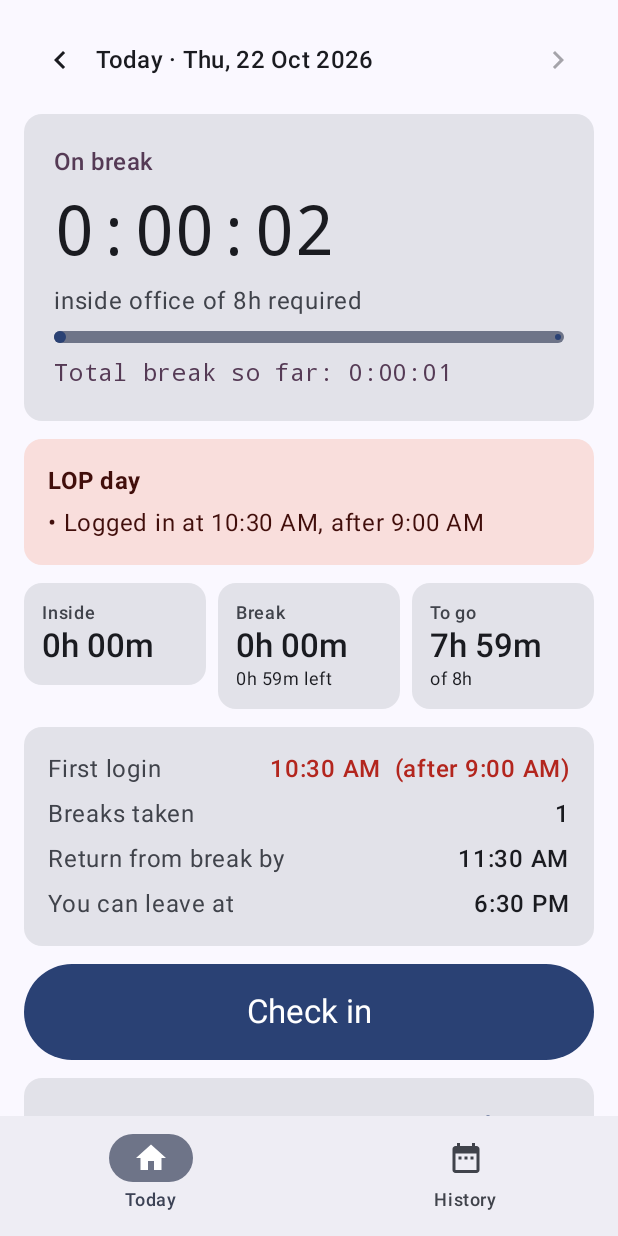
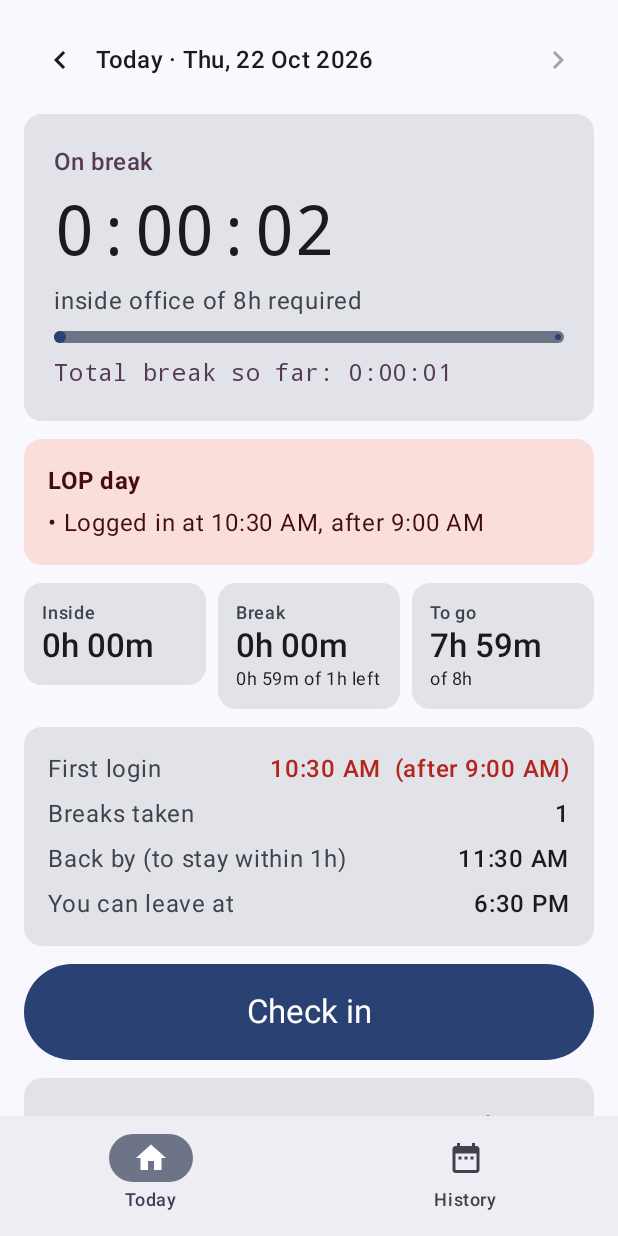
Before and after one commit to gkgsiva/tracker, an Android app built with Jetpack Compose: the screen it shows after launch (MainActivity), after a tap on "Check out", on a phone screen of 412 x 824 dp. Run offline under Robolectric (Android 15) with nearby library versions, the phone set to English and light mode, and no system bars; our stand-ins replace Room's generated code; 3 other taps on this screen came first.

Commit message:
Treat a break over 1 hour as informational, not a violation
Co-Authored-By: Claude Opus 5.5 (1M context) <noreply@anthropic.com>
Claude-Session: https://claude.ai/code/session_01Lp136no5xCLgL2Nuw7NZEz

```diff
--- a/app/src/main/java/com/gkgsiva/tracker/domain/DayCalculator.kt
+++ b/app/src/main/java/com/gkgsiva/tracker/domain/DayCalculator.kt
@@ -21,7 +21,7 @@ data class DaySummary(
     val breaks: Duration,
     val breakCount: Int,
     val remaining: Duration,
-    /** Break time still available; negative when the allowance is exceeded. */
+    /** Break time left in the 1h guideline; negative when over. A longer break isn't LOP by itself. */
     val breakLeft: Duration,
     /** Earliest time you can leave and satisfy both the 8h and 5 PM rules (live days only). */
     val expectedLeave: LocalTime?,
--- a/app/src/main/java/com/gkgsiva/tracker/ui/HistoryScreen.kt
+++ b/app/src/main/java/com/gkgsiva/tracker/ui/HistoryScreen.kt
@@ -195,7 +195,7 @@ private fun Total(label: String, value: String, modifier: Modifier, warn: Boolea
 
 @Composable
 private fun DayRow(s: DaySummary) {
-    val flags = s.lopReasons.map { it.shortLabel() } + if (s.breakExceeded) listOf("long break") else emptyList()
+    val flags = s.lopReasons.map { it.shortLabel() }
     Column(Modifier.padding(horizontal = 16.dp, vertical = 10.dp)) {
         Row {
             Text(s.date.format(dayRowFormat), Modifier.weight(1f), fontWeight = FontWeight.Medium)
--- a/app/src/main/java/com/gkgsiva/tracker/ui/TodayScreen.kt
+++ b/app/src/main/java/com/gkgsiva/tracker/ui/TodayScreen.kt
@@ -98,8 +98,7 @@ fun TodayScreen(punchesByDay: Map<LocalDate, List<PunchEntity>>, vm: TrackerView
                 "Break",
                 summary.breaks.formatHm(),
                 Modifier.weight(1f),
-                sub = if (summary.breakExceeded) "${summary.breakLeft.negated().formatHm()} over" else "${summary.breakLeft.formatHm()} left",
-                warn = summary.breakExceeded,
+                sub = if (summary.breakExceeded) "${summary.breakLeft.negated().formatHm()} over 1h" else "${summary.breakLeft.formatHm()} of 1h left",
             )
             StatTile("To go", summary.remaining.formatHm(), Modifier.weight(1f), sub = "of 8h")
         }
@@ -206,7 +205,7 @@ private fun StatusCard(s: DaySummary, live: Boolean) {
             if (s.status == DayStatus.ON_BREAK) {
                 Text(
                     "Total break so far: ${s.breaks.formatHms()}",
-                    color = if (s.breakExceeded) MaterialTheme.colorScheme.error else MaterialTheme.colorScheme.tertiary,
+                    color = MaterialTheme.colorScheme.tertiary,
                     fontFamily = FontFamily.Monospace,
                 )
             }
@@ -257,7 +256,7 @@ private fun DetailsCard(s: DaySummary) {
                 warn = s.lateArrival,
             )
             DetailLine("Breaks taken", "${s.breakCount}")
-            s.returnBy?.let { DetailLine("Return from break by", it.formatClock()) }
+            s.returnBy?.let { DetailLine("Back by (to stay within 1h)", it.formatClock()) }
             s.expectedLeave?.let { DetailLine("You can leave at", it.formatClock()) }
             if (s.status == DayStatus.DONE && s.lastOut != null) {
                 DetailLine(
```
Also changed, not shown: 1 other file.
